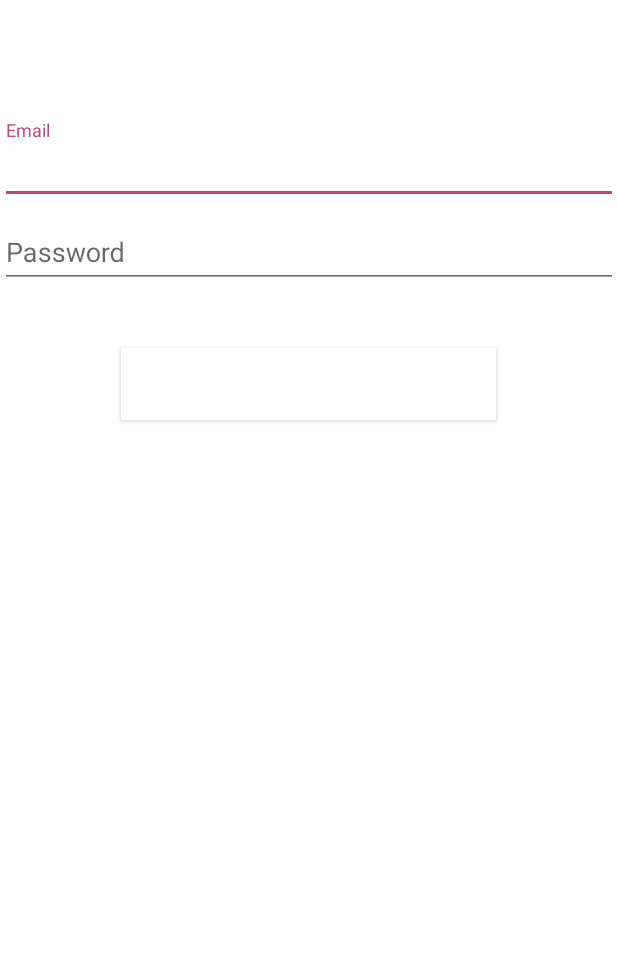
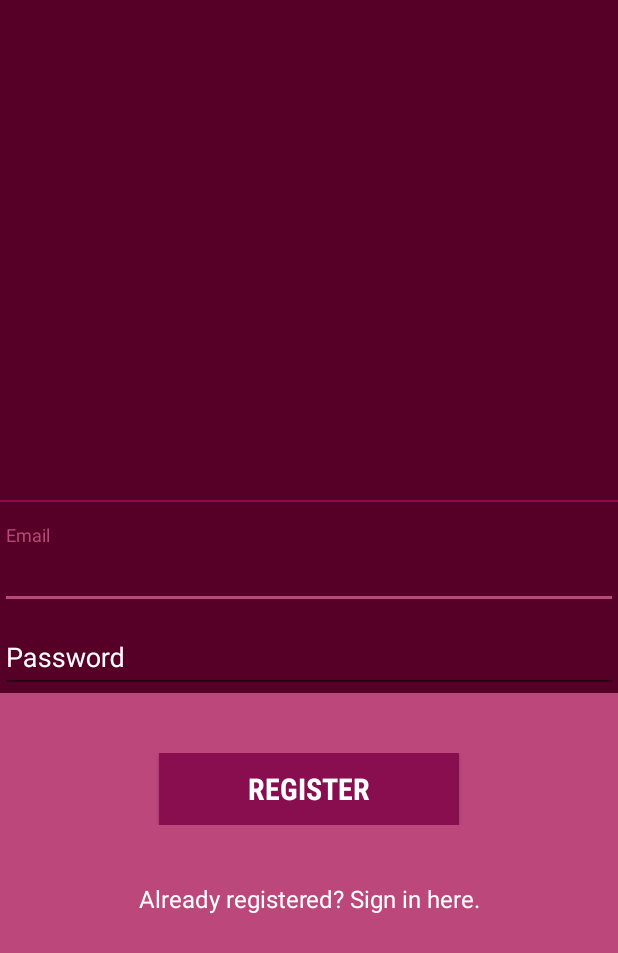
Before and after one commit to evillatoro/SnapFix, an Android app: the SignupActivity screen opened directly, with no data from a screen before it, after a tap on "REGISTER", on a phone screen of 412 x 824 dp. Shown: the top 953 px of the screen. Run offline under Robolectric (Android 15) with nearby library versions, the phone set to English and light mode, and no system bars; our stand-ins replace Firebase (no records; nobody signed in at launch, a user with empty details on screens opened directly).

Commit message:
made changes to register screen ui

```diff
--- a/app/src/main/java/edwinvillatoro/snapfix/SignupActivity.java
+++ b/app/src/main/java/edwinvillatoro/snapfix/SignupActivity.java
@@ -17,8 +17,8 @@ import com.google.firebase.auth.FirebaseAuth;
 
 public class SignupActivity extends AppCompatActivity {
 
-    private EditText emailText, passwordText;
-    private Button registerButton, loginButton;
+    private EditText mEmailInput, mPasswordInput;
+    private Button mBtnRegister, mBtnLogin;
     private FirebaseAuth auth;
 
     @Override
@@ -26,40 +26,40 @@ public class SignupActivity extends AppCompatActivity {
         super.onCreate(savedInstanceState);
         setContentView(R.layout.activity_signup);
 
+        mEmailInput = (EditText) findViewById(R.id.email);
+        mPasswordInput = (EditText) findViewById(R.id.password);
+        mBtnRegister = (Button) findViewById(R.id.register_button);
+        mBtnLogin = (Button) findViewById(R.id.login_button);
+
         auth = FirebaseAuth.getInstance();
 
-        emailText = (EditText) findViewById(R.id.email);
-        passwordText = (EditText) findViewById(R.id.password);
-        registerButton = (Button) findViewById(R.id.register_button);
-        loginButton = (Button) findViewById(R.id.login_button);
-
-        registerButton.setOnClickListener(new View.OnClickListener() {
+        mBtnRegister.setOnClickListener(new View.OnClickListener() {
             @Override
             public void onClick(View v) {
                 launchRegisterIntent();
-                //finish();
             }
         });
 
-        loginButton.setOnClickListener(new View.OnClickListener() {
+        mBtnLogin.setOnClickListener(new View.OnClickListener() {
             @Override
             public void onClick(View v) {
                 startActivity(new Intent(getApplicationContext(), LoginActivity.class));
+                finish();
             }
         });
     }
 
 
     private void launchRegisterIntent() {
-        String email = emailText.getText().toString().trim();
-        String password = passwordText.getText().toString().trim();
+        String email = mEmailInput.getText().toString().trim();
+        String password = mPasswordInput.getText().toString().trim();
 
         if(TextUtils.isEmpty(email)) {
-            Toast.makeText(getApplicationContext(), "Email address is required", Toast.LENGTH_SHORT).show();
+            Toast.makeText(this, R.string.require_email, Toast.LENGTH_SHORT).show();
             return;
         }
         if(TextUtils.isEmpty(password)) {
-            Toast.makeText(getApplicationContext(), "Password is required", Toast.LENGTH_SHORT).show();
+            Toast.makeText(this, R.string.require_password, Toast.LENGTH_SHORT).show();
             return;
         }
 
@@ -67,11 +67,12 @@ public class SignupActivity extends AppCompatActivity {
                 .addOnCompleteListener(SignupActivity.this, new OnCompleteListener<AuthResult>() {
                     @Override
                     public void onComplete(@NonNull Task<AuthResult> task) {
-                        Toast.makeText(SignupActivity.this, "createUserWithEmail:onComplete:" + task.isSuccessful(), Toast.LENGTH_SHORT).show();
                         if(!task.isSuccessful()) {
-                            Toast.makeText(SignupActivity.this, "Authentication Failed", Toast.LENGTH_SHORT).show();
+                            Toast.makeText(SignupActivity.this, R.string.login_fail,
+                                    Toast.LENGTH_SHORT).show();
                         } else {
-                            Intent goToMainActivityIntent = new Intent(SignupActivity.this, MainActivity.class);
+                            Intent goToMainActivityIntent = new Intent(SignupActivity.this,
+                                    MainActivity.class);
                             goToMainActivityIntent.putExtra("userType", "user");
                             goToMainActivityIntent.putExtra("userID", auth.getCurrentUser().getUid());
                             startActivity(goToMainActivityIntent);
--- a/app/src/main/res/layout/activity_signup.xml
+++ b/app/src/main/res/layout/activity_signup.xml
@@ -1,66 +1,101 @@
 <?xml version="1.0" encoding="utf-8"?>
 <LinearLayout xmlns:android="http://schemas.android.com/apk/res/android"
-    xmlns:app="http://schemas.android.com/apk/res-auto"
     xmlns:tools="http://schemas.android.com/tools"
     android:layout_width="match_parent"
     android:layout_height="match_parent"
     android:orientation="vertical"
-    android:background="@color/white"
+    android:weightSum="4"
     tools:context="edwinvillatoro.snapfix.SignupActivity">
 
+    <LinearLayout
+        android:layout_width="match_parent"
+        android:layout_height="wrap_content"
+        android:layout_weight="2.5"
+        android:background="@color/colorPrimaryDark"
+        android:gravity="bottom"
+        android:orientation="vertical">
+
+        <View
+            android:layout_width="match_parent"
+            android:layout_height="1dp"
+            android:background="@color/colorPrimary"
+            android:layout_marginBottom="5dp"/>
 
         <android.support.design.widget.TextInputLayout
             android:layout_width="match_parent"
             android:layout_height="wrap_content"
-        android:layout_marginTop="80dp">
+            android:paddingTop="10dp"
+            android:textColorHint="@color/white">
 
             <EditText
+                android:id="@+id/email"
                 android:layout_width="match_parent"
                 android:layout_height="wrap_content"
-            android:id="@+id/email"
-            android:hint="Email"
-            android:textColor="@color/white"
+                android:fontFamily="sans-serif"
+                android:hint="@string/email_hint"
                 android:inputType="textEmailAddress"
-            android:maxLines="1" />
+                android:maxLines="1"
+                android:textColor="@color/white" />
         </android.support.design.widget.TextInputLayout>
 
         <android.support.design.widget.TextInputLayout
             android:layout_width="match_parent"
-        android:layout_height="wrap_content">
+            android:layout_height="wrap_content"
+            android:textColorHint="@color/white">
 
             <EditText
+                android:id="@+id/password"
                 android:layout_width="match_parent"
                 android:layout_height="wrap_content"
-            android:id="@+id/password"
-            android:textColor="@color/white"
-            android:hint="Password"
+                android:fontFamily="sans-serif"
+                android:hint="@string/password_hint"
                 android:inputType="textPassword"
                 android:maxLines="1"
-            />
+                android:textColor="@color/white" />
         </android.support.design.widget.TextInputLayout>
+    </LinearLayout>
 
 
+    <LinearLayout
+        android:layout_width="match_parent"
+        android:layout_height="wrap_content"
+        android:paddingTop="40dp"
+        android:paddingBottom="25dp"
+        android:gravity="center_horizontal|center_vertical"
+        android:background="@color/colorAccent">
         <Button
             android:id="@+id/register_button"
-        style="?android:textAppearanceSmall"
-        android:layout_width="250dp"
+            android:layout_width="200dp"
             android:layout_height="wrap_content"
             android:layout_gravity="center_horizontal"
-        android:layout_marginTop="40dp"
-        android:text="Register"
-        android:textSize="18dp"
-        android:background="@color/white"
+            android:text="@string/register_btn"
+            android:textSize="20sp"
+            android:background="@color/colorPrimary"
             android:textColor="@color/white"
-        android:textStyle="bold" />
+            android:textStyle="bold"
+            android:fontFamily="sans-serif-condensed"/>
+    </LinearLayout>
+
+
+
+    <LinearLayout
+        android:layout_width="match_parent"
+        android:layout_height="wrap_content"
+        android:orientation="vertical"
+        android:layout_weight="2"
+        android:background="@color/colorAccent">
 
         <Button
             android:id="@+id/login_button"
             android:layout_width="fill_parent"
             android:layout_height="wrap_content"
-        android:layout_marginTop="40dp"
             android:background="@null"
-        android:text="Already have an account? Sign in now."
+            android:text="@string/login_prompt"
             android:textAllCaps="false"
-        android:textColor="@color/white" />
+            android:textSize="16sp"
+            android:textColor="@color/white"
+            android:fontFamily="sans-serif"/>
 
     </LinearLayout>
+
+</LinearLayout>
--- a/app/src/main/res/values/strings.xml
+++ b/app/src/main/res/values/strings.xml
@@ -6,9 +6,11 @@
     <string name="camera_btn">Camera</string>
     <string name="no_picture_btn">No Picture</string>
     <string name="register_prompt">Not registered yet? Sign up now.</string>
+    <string name="login_prompt">Already registered? Sign in here.</string>
     <string name="forgot_password_prompt">Forgot Password</string>
     <string name="email_hint">Email</string>
     <string name="password_hint">Password</string>
+    <string name="register_btn">Register</string>
     <string name="login_btn">Sign In</string>
     <string name="reset_email_success">"An email has been sent with instructions for resetting password."</string>
     <string name="reset_email_fail">"Failed to send reset email. Please try again."</string>
```
Lines whose indentation alone changed are shown as unchanged.
